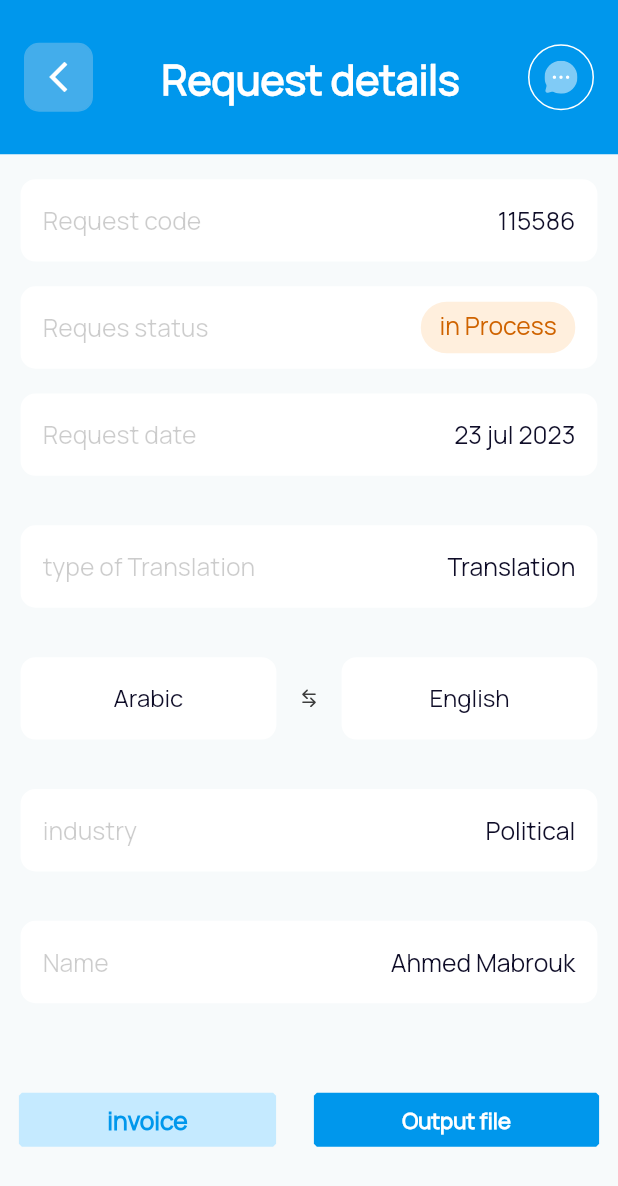
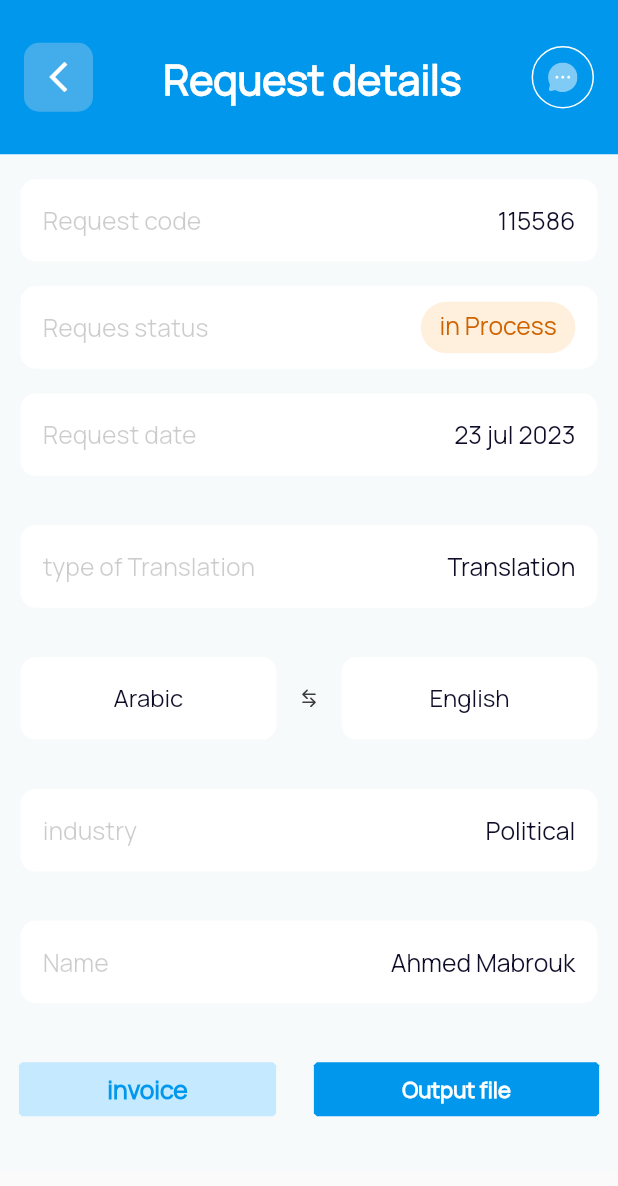
Before and after one commit to weam99/req, a Flutter app: the screen it shows after launch, after a tap on "View details", on a phone screen of 412 x 824 dp. Shown: the top 1186 px of the screen. Run offline on Flutter 3.47's test engine with Material 2 defaults, Android fonts, the phone set to English and light mode, and no system bars; our stand-ins replace device_preview, flutter_svg, persistent_bottom_nav_bar, solar_icons.

Commit message:
request11

```diff
--- a/lib/Core/Utils/assets_manager.dart
+++ b/lib/Core/Utils/assets_manager.dart
@@ -29,6 +29,14 @@ class ImageAssets {
 
   static String Imageco  = "${imagePath}qqqqqqqqqqqqqq.jpg";
 
+
+  static String Imagereq  = "${imagePath}square.svg";
+
+  static String Imageback  = "${imagePath}Rectangle.png";
+
+  static String Imager  = "${imagePath}r.svg";
+
+
   static const String translationMainImage =
       "${imagePath}pexels-fauxels-3184306.jpg";
 }
--- a/lib/Features/Request2/view/widget/Appbar _request2.dart
+++ b/lib/Features/Request2/view/widget/Appbar _request2.dart
@@ -31,7 +31,9 @@ class Request2AppBarContent extends StatelessWidget {
 
                       Radius.circular(10)),
                 ),
-                child: Icon(Icons.arrow_back_ios_new)),
+                child: Icon(Icons.arrow_back_ios_new,
+
+                )),
           ),
           SizedBox(
 
@@ -62,6 +64,8 @@ class Request2AppBarContent extends StatelessWidget {
                   border: Border.all(width: 1, color: Colors.white)),
               child: SvgPicture.asset(
                 ImageAssets.Imagechat,
+                width: getWidth(context)/21,
+                height:getWidth(context)/21 ,
               ),
             ),
           )
--- a/lib/Features/Request2/view/widget/req2_body.dart
+++ b/lib/Features/Request2/view/widget/req2_body.dart
@@ -21,7 +21,7 @@ class Requ2_body extends StatelessWidget {
           children: [
             SizedBox(
               width:  getWidth(context),
-              height: getHeight(context)/1.4,
+              height: getHeight(context)/1.45,
               child: ListView(
                 children: [
 
--- a/lib/Features/Requests/view/widget/Cards.dart
+++ b/lib/Features/Requests/view/widget/Cards.dart
@@ -103,13 +103,14 @@ class Cards extends StatelessWidget {
                                 Row(
                                   children: [
                                     Container(
-                                      width: 8,
-                                      height: 8,
+                                      width: getWidth(context)/70,
+                                      height: getWidth(context)/70,
                                       decoration: ShapeDecoration(
                                         color: Color(0xFF5A00A4),
                                         shape: OvalBorder(),
                                       ),
                                     ),
+                                    SizedBox(width: getWidth(context)/120,),
                                     Text(
                                       'Arabic',
                                       textAlign: TextAlign.center,
@@ -123,20 +124,24 @@ class Cards extends StatelessWidget {
                                     SizedBox(width: 10,),
 
                                     SvgPicture.asset(
+
                                       ImageAssets.Imagearrow,
+                                      width:getWidth(context)/20 ,
+                                      height:getWidth(context)/20 ,
                                     ),
 
                                     SizedBox(width: getWidth(context)/30,),
 
 
                                     Container(
-                                      width: 8,
-                                      height: 8,
+                                      width: getWidth(context)/70,
+                                      height: getWidth(context)/70,
                                       decoration: ShapeDecoration(
                                         color: Color(0xFFA534A8),
                                         shape: OvalBorder(),
                                       ),
                                     ),
+                                    SizedBox(width: getWidth(context)/120,),
                                     Text(
                                       'English',
                                       textAlign: TextAlign.center,
@@ -247,7 +252,7 @@ class Cards extends StatelessWidget {
                              bottomRight: Radius.circular(0),
                            ),
                            border: Border.all(
-                             color: Color.fromARGB(255, 255, 239, 221),
+                             color:  Color(0xFFD1FDCA),
                              width: 1,
                            ),
                          ),
@@ -283,7 +288,7 @@ class Cards extends StatelessWidget {
                              bottomRight: Radius.circular(0),
                            ),
                            border: Border.all(
-                             color: Color.fromARGB(255, 255, 239, 221),
+                             color: Color(0xFFC5EAFF),
                              width: 1,
                            ),
                          ),
--- a/lib/Features/Requests/view/widget/RequstAppbarContent.dart
+++ b/lib/Features/Requests/view/widget/RequstAppbarContent.dart
@@ -39,14 +39,14 @@ class RequestAppBarContent extends StatelessWidget {
                    "Hi Ahmed",
                    style: TextStyle(
                        fontFamily: "Manrope",
-                       fontSize: 20,
+                       fontSize: getWidth(context)/23,
                        color: Colors.white),
                  ),
                  Text(
                    "How can we help you ?",
                    style: TextStyle(
                        fontFamily: "Manrope",
-                       fontSize: 14,
+                       fontSize: getWidth(context)/28,
                        color: Colors.white),
                  ),
                ],
@@ -67,6 +67,8 @@ class RequestAppBarContent extends StatelessWidget {
                   border: Border.all(width: 1, color: Colors.white)),
               child: SvgPicture.asset(
                 ImageAssets.Imagechat,
+                width: getWidth(context)/21,
+                height:getWidth(context)/21 ,
               ),
             ),
           )
--- a/lib/Features/chat/view/widget/chatbody.dart
+++ b/lib/Features/chat/view/widget/chatbody.dart
@@ -11,7 +11,7 @@ class chatBody extends StatelessWidget {
 
   @override
   Widget build(BuildContext context) {
-    return  Column(
+    return  const Column(
       children: [
         AppBarRequst(content: chatAppBarContent()),
 
--- a/lib/Features/req3/view/widget/Appbar _request2.dart
+++ b/lib/Features/req3/view/widget/Appbar _request2.dart
@@ -62,6 +62,8 @@ class Request2AppBarContent extends StatelessWidget {
                   border: Border.all(width: 1, color: Colors.white)),
               child: SvgPicture.asset(
                 ImageAssets.Imagechat,
+                width: getWidth(context)/21,
+                height:getWidth(context)/21 ,
               ),
             ),
           )
--- a/lib/Features/req3/view/widget/req2_body.dart
+++ b/lib/Features/req3/view/widget/req2_body.dart
@@ -20,7 +20,7 @@ class Requ3_body extends StatelessWidget {
           children: [
             SizedBox(
               width:  getWidth(context),
-              height: getHeight(context)/1.4,
+              height: getHeight(context)/1.45,
               child: ListView(
                 children: [
                   mainpart(getWidth(context),getHeight(context),'Request code','115586'),
@@ -422,11 +422,11 @@ class Requ3_body extends StatelessWidget {
 
 
 
-                        onPressed: (){}, child: const Text(
+                        onPressed: (){}, child:  Text(
                       'invoice',
                       style: TextStyle(
                         color: Color(0xFF0097EC),
-                        fontSize: 16,
+                        fontSize: getWidth(context)/21,
                         fontFamily: 'Manrope',
                         fontWeight: FontWeight.w600,
                         height: 0,
--- a/lib/main.dart
+++ b/lib/main.dart
@@ -3,6 +3,7 @@ import 'package:flutter/material.dart';
 
 import 'Core/Utils/theme_manager.dart';
 
+import 'Features/App info/view/App info.dart';
 import 'Features/Requests/view/request1.dart';
 
 
```
Also changed, not shown: lib/Features/App info/view/App info.dart (added, +26 -0 lines), lib/Features/App info/view/widget/ainfo.dart (added, +26 -0 lines), lib/Features/App info/view/widget/ainfobar.dart (added, +55 -0 lines), lib/Features/App info/view/widget/infobody.dart (added, +70 -0 lines), asset/images/Rectangle.png (added), asset/images/r.svg (added), asset/images/square.svg (added), assets/images/back_groundImage.png (added).
